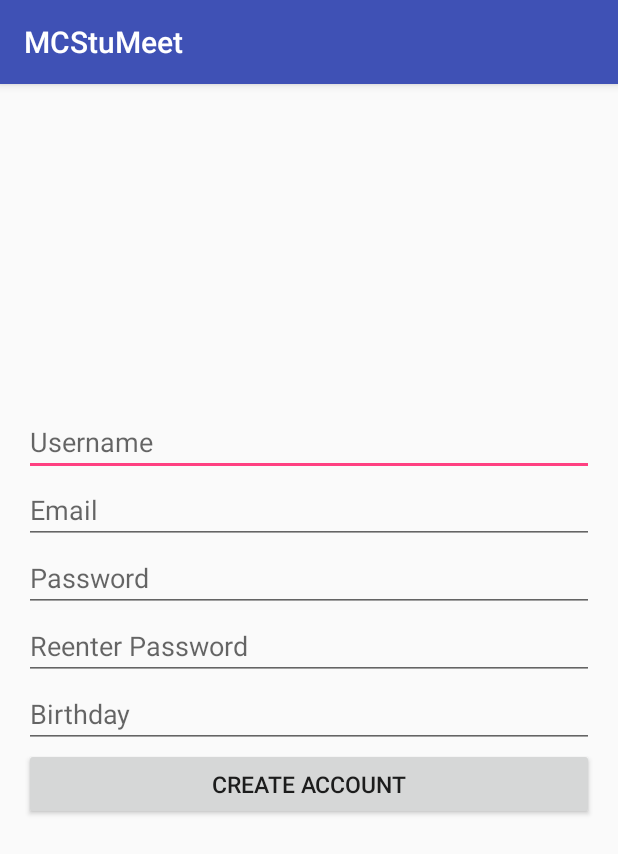
After one commit to Paingouin/MCStuMeet, an Android app: the RegistrationInput screen opened directly, with no data from a screen before it, on a phone screen of 412 x 824 dp. The commit adds this screen. Shown: the top 854 px of the screen. Run offline under Robolectric (Android 15) with nearby library versions, the phone set to English and light mode, and no system bars.

Commit message:
added regstration (added) activity

```diff
--- a/app/src/main/AndroidManifest.xml
+++ b/app/src/main/AndroidManifest.xml
@@ -8,19 +8,15 @@
         android:label="@string/app_name"
         android:supportsRtl="true"
         android:theme="@style/AppTheme">
-
-
-
         <activity android:name=".RegistrationGender">
             <intent-filter>
                 <action android:name="android.intent.action.MAIN" />
+
                 <category android:name="android.intent.category.LAUNCHER" />
             </intent-filter>
         </activity>
-
-        <activity android:name=".RegistrationInterests">
-
-        </activity>
+        <activity android:name=".RegistrationInterests"></activity>
+        <activity android:name=".RegistrationInput"></activity>
     </application>
 
 </manifest>
--- /dev/null
+++ b/app/src/main/java/com/example/cogo/mcstumeet/RegistrationInput.java
@@ -0,0 +1,13 @@
+package com.example.cogo.mcstumeet;
+
+import android.support.v7.app.AppCompatActivity;
+import android.os.Bundle;
+
+public class RegistrationInput extends AppCompatActivity {
+
+    @Override
+    protected void onCreate(Bundle savedInstanceState) {
+        super.onCreate(savedInstanceState);
+        setContentView(R.layout.activity_registration_input);
+    }
+}
--- /dev/null
+++ b/app/src/main/res/layout/activity_registration_input.xml
@@ -0,0 +1,68 @@
+<?xml version="1.0" encoding="utf-8"?>
+<RelativeLayout xmlns:android="http://schemas.android.com/apk/res/android"
+    xmlns:tools="http://schemas.android.com/tools"
+    android:id="@+id/activity_registration_input"
+    android:layout_width="match_parent"
+    android:layout_height="match_parent"
+    android:paddingBottom="@dimen/activity_vertical_margin"
+    android:paddingLeft="@dimen/activity_horizontal_margin"
+    android:paddingRight="@dimen/activity_horizontal_margin"
+    android:paddingTop="@dimen/activity_vertical_margin"
+    tools:context="com.example.cogo.mcstumeet.RegistrationInput">
+
+
+    <LinearLayout
+        android:layout_width="match_parent"
+        android:layout_height="match_parent"
+        android:orientation="vertical"
+        android:layout_marginTop="300px">
+
+        <EditText
+            android:layout_width="match_parent"
+            android:layout_height="wrap_content"
+            android:id="@+id/registration_username"
+            android:inputType="text"
+            android:hint="Username"
+            />
+        <EditText
+            android:layout_width="match_parent"
+            android:layout_height="wrap_content"
+            android:id="@+id/registration_email"
+            android:inputType="text"
+            android:hint="Email"
+            />
+        <EditText
+            android:layout_width="match_parent"
+            android:layout_height="wrap_content"
+            android:id="@+id/registration_password"
+            android:inputType="textPassword"
+            android:hint="Password"
+            />
+        <EditText
+            android:layout_width="match_parent"
+            android:layout_height="wrap_content"
+            android:id="@+id/registration_passwordValidation"
+            android:inputType="textPassword"
+            android:hint="Reenter Password"
+            />
+        <EditText
+            android:layout_width="match_parent"
+            android:layout_height="wrap_content"
+            android:id="@+id/registration_birthday"
+            android:inputType="numberSigned"
+            android:hint="Birthday"
+            />
+
+        <Button
+            android:layout_width="match_parent"
+            android:layout_height="wrap_content"
+            android:layout_marginBottom="5px"
+            android:textSize="7pt"
+            android:id="@+id/registration_button"
+            android:text="@string/create_account"
+            android:onClick="passData"/>
+
+
+
+        </LinearLayout>
+</RelativeLayout>
--- a/app/src/main/res/values/strings.xml
+++ b/app/src/main/res/values/strings.xml
@@ -6,4 +6,5 @@
     <string name="interests_text">Are you here to date...</string>
     <string name="interests_girl">Girls?</string>
     <string name="interests_guy">Guys?</string>
+    <string name="create_account">Create account</string>
 </resources>
```
